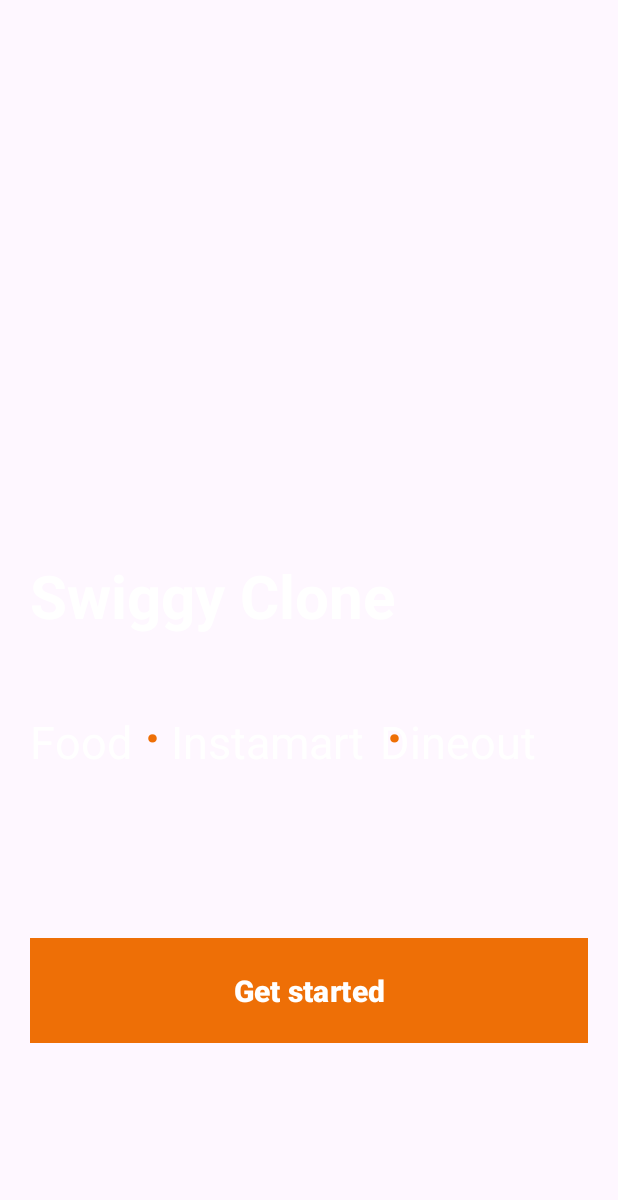
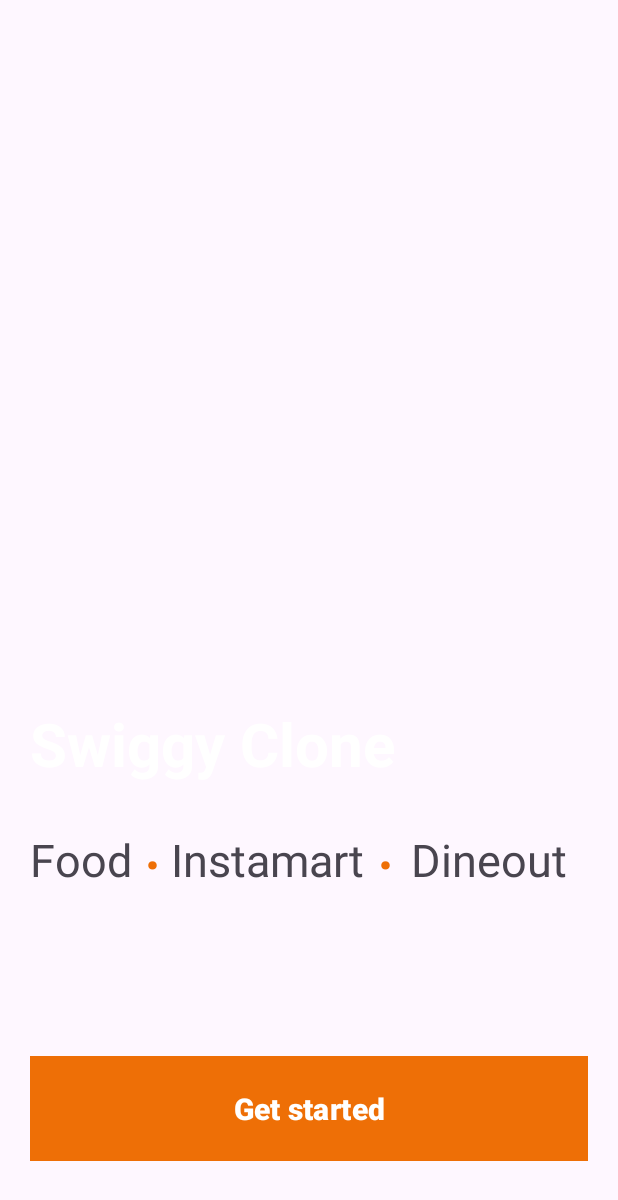
Before and after one commit to Samiksha1400/SwiggyClone, an Android app: the screen it shows after launch (GetStartedWindow), on a phone screen of 412 x 824 dp. Shown: the top 1200 px of the screen. Run offline under Robolectric (Android 15) with nearby library versions, the phone set to English and light mode, and no system bars.

Commit message:
Update UI: improved layout

```diff
--- a/app/src/main/res/layout/activity_get_started_window.xml
+++ b/app/src/main/res/layout/activity_get_started_window.xml
@@ -11,7 +11,8 @@
         android:layout_width="wrap_content"
         android:layout_height="wrap_content"
         android:id="@+id/app_name_txt"
-        android:layout_marginTop="350dp"
+        android:layout_marginBottom="30dp"
+        android:layout_above="@id/txt_food"
         android:text="@string/app_name"
         android:textColor="@color/white"
         android:textStyle="bold"
@@ -21,17 +22,15 @@
         android:layout_width="wrap_content"
         android:layout_height="wrap_content"
         android:id="@+id/txt_food"
-        android:layout_below="@id/app_name_txt"
-        android:layout_marginTop="50dp"
+        android:layout_above="@id/txt_onFocusTxtDisplay"
         android:text="Food"
-        android:textColor="@color/white"
         android:textSize="30dp"/>
 
     <TextView
         android:layout_width="wrap_content"
         android:layout_height="wrap_content"
         android:id="@+id/dot1"
-        android:layout_below="@id/app_name_txt"
+        android:layout_above="@id/txt_onFocusTxtDisplay"
         android:layout_marginTop="17dp"
         android:text="."
         android:layout_toRightOf="@id/txt_food"
@@ -43,53 +42,52 @@
         android:layout_width="wrap_content"
         android:layout_height="wrap_content"
         android:id="@+id/txt_instamart"
-        android:layout_marginTop="50dp"
         android:layout_toRightOf="@id/dot1"
-        android:layout_below="@id/app_name_txt"
-        android:layout_marginRight="10dp"
+        android:layout_above="@id/txt_onFocusTxtDisplay"
         android:layout_marginLeft="5dp"
         android:text="Instamart"
-        android:textColor="@color/white"
         android:textSize="30dp"/>
 
     <TextView
         android:layout_width="wrap_content"
-        android:layout_height="100dp"
+        android:layout_height="wrap_content"
         android:id="@+id/dot2"
-        android:layout_below="@id/app_name_txt"
+        android:layout_above="@id/txt_onFocusTxtDisplay"
         android:layout_marginTop="17dp"
         android:text="."
         android:layout_toRightOf="@id/txt_instamart"
-        android:layout_marginLeft="3dp"
+        android:layout_marginLeft="7dp"
         android:textColor="@color/PrimaryColor"
         android:textSize="50dp"/>
 
     <TextView
+        android:id="@+id/txt_dineout"
         android:layout_width="wrap_content"
         android:layout_height="wrap_content"
-        android:id="@+id/txt_dineout"
-        android:layout_marginTop="50dp"
-        android:layout_toRightOf="@id/txt_instamart"
-        android:layout_below="@id/app_name_txt"
+        android:layout_above="@id/txt_onFocusTxtDisplay"
+        android:layout_marginStart="10dp"
+        android:layout_marginLeft="5dp"
+        android:layout_marginEnd="10dp"
+        android:layout_toRightOf="@id/dot2"
         android:text="Dineout"
-        android:textColor="@color/white"
-        android:textSize="30dp"/>
+        android:textSize="30dp" />
 
     <TextView
         android:layout_width="wrap_content"
         android:layout_height="wrap_content"
         android:id="@+id/txt_onFocusTxtDisplay"
         android:layout_marginTop="30dp"
-        android:layout_below="@id/txt_food"
+        android:layout_above="@id/btn_get_started"
         android:textColor="@color/white"
         android:textSize="30dp"/>
 
     <Button
         android:layout_width="match_parent"
         android:layout_height="70dp"
+        android:id="@+id/btn_get_started"
         android:layout_gravity="bottom"
         android:layout_marginBottom="30dp"
-        android:layout_below="@id/txt_onFocusTxtDisplay"
+        android:layout_alignParentBottom="true"
         android:layout_marginTop="40dp"
         android:background="@color/PrimaryColor"
         android:hint="Get started"
```
